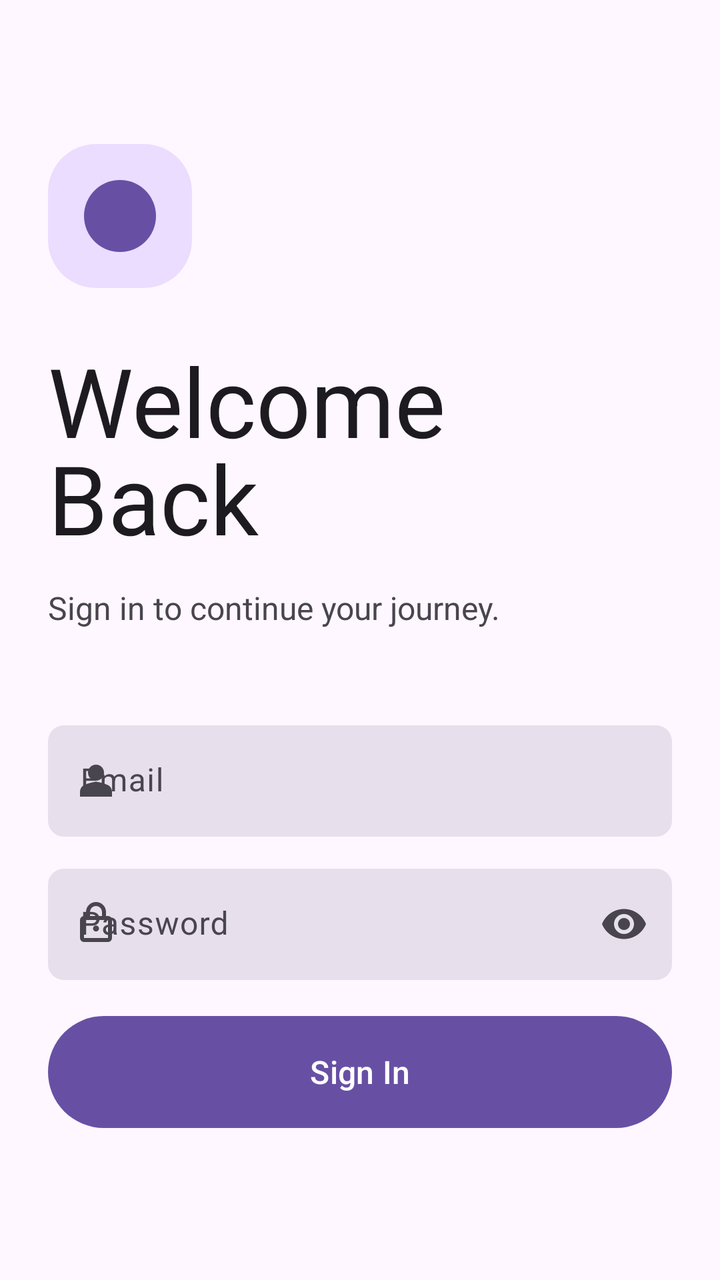
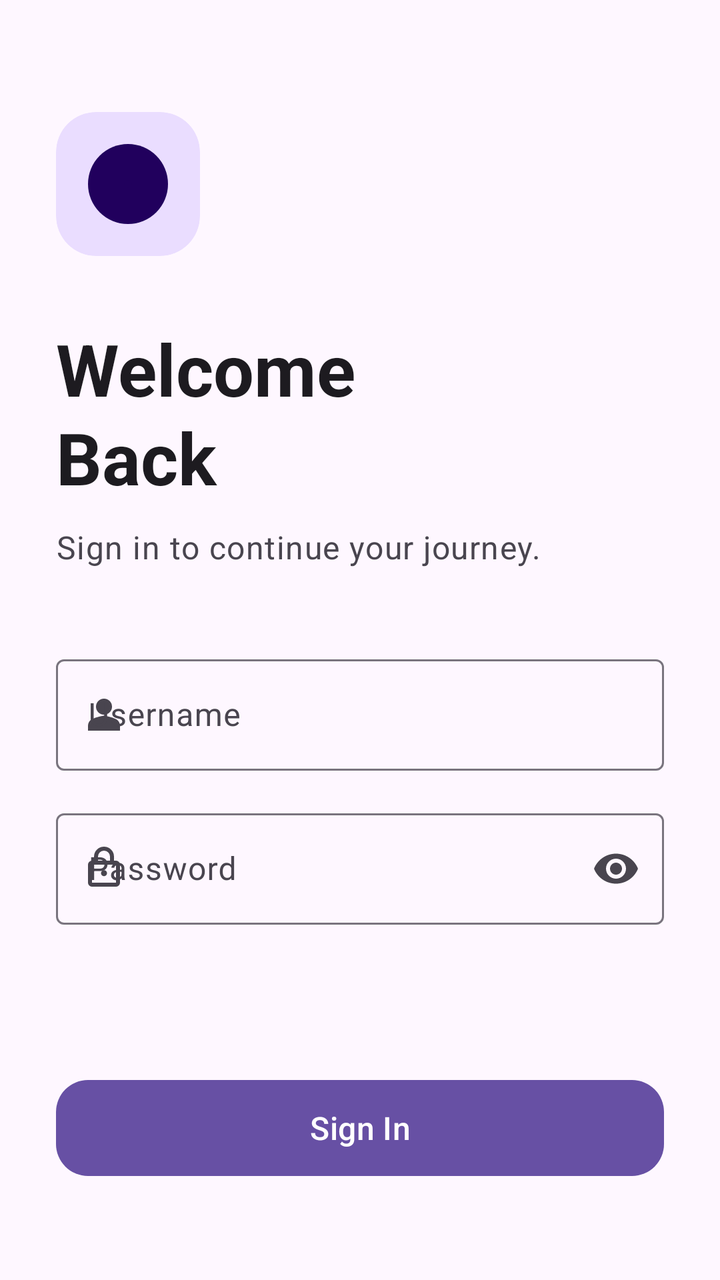

The first picture is an Android layout as it rendered before a commit; the second is the same layout after the commit. The layout source and the unified diff follow.
<!-- AndroidManifest.xml: activity theme Theme.Healthcare_app -->
<!-- res/layout/activity_login.xml -->
<?xml version="1.0" encoding="utf-8"?>
<androidx.constraintlayout.widget.ConstraintLayout xmlns:android="http://schemas.android.com/apk/res/android"
    xmlns:app="http://schemas.android.com/apk/res-auto"
    android:layout_width="match_parent"
    android:layout_height="match_parent"
    android:padding="24dp">

    <ImageView
        android:id="@+id/ivLogo"
        android:layout_width="72dp"
        android:layout_height="72dp"
        android:layout_marginTop="48dp"
        android:src="@drawable/logo_background"
        app:layout_constraintStart_toStartOf="parent"
        app:layout_constraintTop_toTopOf="parent" />

    <TextView
        android:id="@+id/tvLoginTitle"
        android:layout_width="match_parent"
        android:layout_height="wrap_content"
        android:layout_marginTop="24dp"
        android:text="Welcome\nBack"
        android:textColor="?attr/colorOnSurface"
        android:textSize="48sp"
        android:lineSpacingExtra="-8dp"
        android:textStyle="normal"
        app:layout_constraintTop_toBottomOf="@id/ivLogo" />

    <TextView
        android:id="@+id/tvLoginSubtitle"
        android:layout_width="match_parent"
        android:layout_height="wrap_content"
        android:layout_marginTop="12dp"
        android:text="Sign in to continue your journey."
        android:textColor="?attr/colorOnSurfaceVariant"
        android:textSize="16sp"
        app:layout_constraintTop_toBottomOf="@id/tvLoginTitle" />

    <com.google.android.material.textfield.TextInputLayout
        android:id="@+id/tilEmail"
        style="@style/Widget.Material3.TextInputLayout.FilledBox"
        android:layout_width="match_parent"
        android:layout_height="wrap_content"
        android:layout_marginTop="48dp"
        android:hint="Email"
        app:boxBackgroundColor="?attr/colorSurfaceVariant"
        app:boxStrokeWidth="0dp"
        app:boxStrokeWidthFocused="0dp"
        app:boxCornerRadiusBottomEnd="8dp"
        app:boxCornerRadiusBottomStart="8dp"
        app:boxCornerRadiusTopEnd="8dp"
        app:boxCornerRadiusTopStart="8dp"
        app:startIconDrawable="@drawable/ic_person"
        app:layout_constraintTop_toBottomOf="@id/tvLoginSubtitle">

        <com.google.android.material.textfield.TextInputEditText
            android:id="@+id/etEmail"
            android:layout_width="match_parent"
            android:layout_height="wrap_content"
            android:inputType="textEmailAddress" />
    </com.google.android.material.textfield.TextInputLayout>

    <com.google.android.material.textfield.TextInputLayout
        android:id="@+id/tilPassword"
        style="@style/Widget.Material3.TextInputLayout.FilledBox"
        android:layout_width="match_parent"
        android:layout_height="wrap_content"
        android:layout_marginTop="16dp"
        android:hint="Password"
        app:boxBackgroundColor="?attr/colorSurfaceVariant"
        app:boxStrokeWidth="0dp"
        app:boxStrokeWidthFocused="0dp"
        app:boxCornerRadiusBottomEnd="8dp"
        app:boxCornerRadiusBottomStart="8dp"
        app:boxCornerRadiusTopEnd="8dp"
        app:boxCornerRadiusTopStart="8dp"
        app:endIconMode="password_toggle"
        app:startIconDrawable="@drawable/ic_lock"
        app:layout_constraintTop_toBottomOf="@id/tilEmail">

        <com.google.android.material.textfield.TextInputEditText
            android:id="@+id/etPassword"
            android:layout_width="match_parent"
            android:layout_height="wrap_content"
            android:inputType="textPassword" />
    </com.google.android.material.textfield.TextInputLayout>

    <com.google.android.material.button.MaterialButton
        android:id="@+id/btnLogin"
        android:layout_width="match_parent"
        android:layout_height="64dp"
        android:layout_marginBottom="48dp"
        android:text="Sign In"
        android:textSize="16sp"
        app:cornerRadius="32dp"
        app:layout_constraintBottom_toBottomOf="parent" />

</androidx.constraintlayout.widget.ConstraintLayout>
<!-- resources referenced by this layout -->
<resources>
  <!-- drawable ic_lock (drawable) -->
  <vector xmlns:android="http://schemas.android.com/apk/res/android"
      android:width="24dp"
      android:height="24dp"
      android:viewportWidth="960"
      android:viewportHeight="960"
      android:tint="?attr/colorControlNormal">
      <path
          android:fillColor="@android:color/white"
          android:pathData="M240,840Q207,840 183.5,816.5Q160,793 160,760L160,400Q160,367 183.5,343.5Q207,320 240,320L280,320L280,240Q280,157 338.5,98.5Q397,40 480,40Q563,40 621.5,98.5Q680,157 680,240L680,320L720,320Q753,320 776.5,343.5Q800,367 800,400L800,760Q800,793 776.5,816.5Q753,840 720,840L240,840ZM240,760L720,760L720,400L240,400L240,760ZM480,630Q505,630 522.5,612.5Q540,595 540,570Q540,545 522.5,527.5Q505,510 480,510Q455,510 437.5,527.5Q420,545 420,570Q420,595 437.5,612.5Q455,630 480,630ZM360,320L600,320L600,240Q600,190 565,155Q530,120 480,120Q430,120 395,155Q360,190 360,240L360,320Z"/>
  </vector>
  <!-- drawable ic_person (drawable) -->
  <vector xmlns:android="http://schemas.android.com/apk/res/android"
      android:width="24dp"
      android:height="24dp"
      android:viewportWidth="960"
      android:viewportHeight="960"
      android:tint="?attr/colorControlNormal">
      <path
          android:fillColor="@android:color/white"
          android:pathData="M480,480Q413,480 366.5,433.5Q320,387 320,320Q320,253 366.5,206.5Q413,160 480,160Q547,160 593.5,206.5Q640,253 640,320Q640,387 593.5,433.5Q547,480 480,480ZM160,800L160,700Q160,658 181.5,623Q203,588 238,570Q305,537 386.5,518.5Q468,500 480,500Q492,500 573.5,518.5Q655,537 722,570Q757,588 778.5,623Q800,658 800,700L800,800L160,800Z"/>
  </vector>
  <!-- drawable logo_background (drawable) -->
  <?xml version="1.0" encoding="utf-8"?>
  <layer-list xmlns:android="http://schemas.android.com/apk/res/android">
      <item>
          <shape android:shape="rectangle">
              <solid android:color="?attr/colorPrimaryContainer" />
              <corners android:radius="24dp" />
          </shape>
      </item>
      <item
          android:bottom="18dp"
          android:left="18dp"
          android:right="18dp"
          android:top="18dp">
          <shape android:shape="oval">
              <solid android:color="?attr/colorPrimary" />
          </shape>
      </item>
  </layer-list>
  <style name="Theme.Healthcare_app" parent="Base.Theme.Healthcare_app" />
  <style name="Base.Theme.Healthcare_app" parent="Theme.Material3.DayNight.NoActionBar">
      </style>
</resources>

<!-- the commit's change to res/layout/activity_login.xml (unified diff, before → after) -->
@@ -1,98 +1,112 @@
 <?xml version="1.0" encoding="utf-8"?>
-<androidx.constraintlayout.widget.ConstraintLayout xmlns:android="http://schemas.android.com/apk/res/android"
+<androidx.core.widget.NestedScrollView xmlns:android="http://schemas.android.com/apk/res/android"
     xmlns:app="http://schemas.android.com/apk/res-auto"
     android:layout_width="match_parent"
     android:layout_height="match_parent"
-    android:padding="24dp">
+    android:fillViewport="true">
 
-    <ImageView
-        android:id="@+id/ivLogo"
-        android:layout_width="72dp"
-        android:layout_height="72dp"
-        android:layout_marginTop="48dp"
-        android:src="@drawable/logo_background"
-        app:layout_constraintStart_toStartOf="parent"
-        app:layout_constraintTop_toTopOf="parent" />
+    <LinearLayout
+        android:layout_width="match_parent"
+        android:layout_height="match_parent"
+        android:orientation="vertical"
+        android:paddingHorizontal="28dp"
+        android:paddingTop="56dp"
+        android:paddingBottom="48dp">
 
-    <TextView
-        android:id="@+id/tvLoginTitle"
-        android:layout_width="match_parent"
-        android:layout_height="wrap_content"
-        android:layout_marginTop="24dp"
-        android:text="Welcome\nBack"
-        android:textColor="?attr/colorOnSurface"
-        android:textSize="48sp"
-        android:lineSpacingExtra="-8dp"
-        android:textStyle="normal"
-        app:layout_constraintTop_toBottomOf="@id/ivLogo" />
+        
+        <com.google.android.material.card.MaterialCardView
+            android:layout_width="72dp"
+            android:layout_height="72dp"
+            android:layout_marginBottom="32dp"
+            app:cardCornerRadius="20dp"
+            app:cardElevation="0dp"
+            app:cardBackgroundColor="?attr/colorPrimaryContainer"
+            app:strokeWidth="0dp">
 
-    <TextView
-        android:id="@+id/tvLoginSubtitle"
-        android:layout_width="match_parent"
-        android:layout_height="wrap_content"
-        android:layout_marginTop="12dp"
-        android:text="Sign in to continue your journey."
-        android:textColor="?attr/colorOnSurfaceVariant"
-        android:textSize="16sp"
-        app:layout_constraintTop_toBottomOf="@id/tvLoginTitle" />
+            <ImageView
+                android:id="@+id/ivLogo"
+                android:layout_width="match_parent"
+                android:layout_height="match_parent"
+                android:padding="16dp"
+                android:src="@drawable/logo_background"
+                app:tint="?attr/colorOnPrimaryContainer" />
 
-    <com.google.android.material.textfield.TextInputLayout
-        android:id="@+id/tilEmail"
-        style="@style/Widget.Material3.TextInputLayout.FilledBox"
-        android:layout_width="match_parent"
-        android:layout_height="wrap_content"
-        android:layout_marginTop="48dp"
-        android:hint="Email"
-        app:boxBackgroundColor="?attr/colorSurfaceVariant"
-        app:boxStrokeWidth="0dp"
-        app:boxStrokeWidthFocused="0dp"
-        app:boxCornerRadiusBottomEnd="8dp"
-        app:boxCornerRadiusBottomStart="8dp"
-        app:boxCornerRadiusTopEnd="8dp"
-        app:boxCornerRadiusTopStart="8dp"
-        app:startIconDrawable="@drawable/ic_person"
-        app:layout_constraintTop_toBottomOf="@id/tvLoginSubtitle">
+        </com.google.android.material.card.MaterialCardView>
 
-        <com.google.android.material.textfield.TextInputEditText
-            android:id="@+id/etEmail"
+        
+        <TextView
+            android:id="@+id/tvLoginTitle"
+            android:layout_width="wrap_content"
+            android:layout_height="wrap_content"
+            android:text="Welcome&#10;Back"
+            android:textAppearance="?attr/textAppearanceDisplaySmall"
+            android:textColor="?attr/colorOnSurface"
+            android:textStyle="bold"
+            android:lineSpacingMultiplier="1.05"
+            android:layout_marginBottom="10dp" />
+
+        
+        <TextView
+            android:id="@+id/tvLoginSubtitle"
+            android:layout_width="wrap_content"
+            android:layout_height="wrap_content"
+            android:text="Sign in to continue your journey."
+            android:textAppearance="?attr/textAppearanceBodyLarge"
+            android:textColor="?attr/colorOnSurfaceVariant"
+            android:layout_marginBottom="40dp" />
+
+        
+        <com.google.android.material.textfield.TextInputLayout
+            android:id="@+id/tilEmail"
+            style="@style/Widget.Material3.TextInputLayout.OutlinedBox"
             android:layout_width="match_parent"
             android:layout_height="wrap_content"
-            android:inputType="textEmailAddress" />
-    </com.google.android.material.textfield.TextInputLayout>
+            android:layout_marginBottom="16dp"
+            android:hint="Username"
+            app:startIconDrawable="@drawable/ic_person">
 
-    <com.google.android.material.textfield.TextInputLayout
-        android:id="@+id/tilPassword"
-        style="@style/Widget.Material3.TextInputLayout.FilledBox"
-        android:layout_width="match_parent"
-        android:layout_height="wrap_content"
-        android:layout_marginTop="16dp"
-        android:hint="Password"
-        app:boxBackgroundColor="?attr/colorSurfaceVariant"
-        app:boxStrokeWidth="0dp"
-        app:boxStrokeWidthFocused="0dp"
-        app:boxCornerRadiusBottomEnd="8dp"
-        app:boxCornerRadiusBottomStart="8dp"
-        app:boxCornerRadiusTopEnd="8dp"
-        app:boxCornerRadiusTopStart="8dp"
-        app:endIconMode="password_toggle"
-        app:startIconDrawable="@drawable/ic_lock"
-        app:layout_constraintTop_toBottomOf="@id/tilEmail">
+            <com.google.android.material.textfield.TextInputEditText
+                android:id="@+id/etEmail"
+                android:layout_width="match_parent"
+                android:layout_height="wrap_content"
+                android:inputType="textEmailAddress" />
 
-        <com.google.android.material.textfield.TextInputEditText
-            android:id="@+id/etPassword"
+        </com.google.android.material.textfield.TextInputLayout>
+
+        
+        <com.google.android.material.textfield.TextInputLayout
+            android:id="@+id/tilPassword"
+            style="@style/Widget.Material3.TextInputLayout.OutlinedBox"
             android:layout_width="match_parent"
             android:layout_height="wrap_content"
-            android:inputType="textPassword" />
-    </com.google.android.material.textfield.TextInputLayout>
+            android:layout_marginBottom="32dp"
+            android:hint="Password"
+            app:endIconMode="password_toggle"
+            app:startIconDrawable="@drawable/ic_lock">
 
-    <com.google.android.material.button.MaterialButton
-        android:id="@+id/btnLogin"
-        android:layout_width="match_parent"
-        android:layout_height="64dp"
-        android:layout_marginBottom="48dp"
-        android:text="Sign In"
-        android:textSize="16sp"
-        app:cornerRadius="32dp"
-        app:layout_constraintBottom_toBottomOf="parent" />
+            <com.google.android.material.textfield.TextInputEditText
+                android:id="@+id/etPassword"
+                android:layout_width="match_parent"
+                android:layout_height="wrap_content"
+                android:inputType="textPassword" />
 
-</androidx.constraintlayout.widget.ConstraintLayout>
+        </com.google.android.material.textfield.TextInputLayout>
+
+        
+        <View
+            android:layout_width="match_parent"
+            android:layout_height="0dp"
+            android:layout_weight="1" />
+
+        
+        <com.google.android.material.button.MaterialButton
+            android:id="@+id/btnLogin"
+            android:layout_width="match_parent"
+            android:layout_height="56dp"
+            android:text="Sign In"
+            android:textAppearance="?attr/textAppearanceTitleMedium"
+            app:cornerRadius="16dp" />
+
+    </LinearLayout>
+
+</androidx.core.widget.NestedScrollView>
